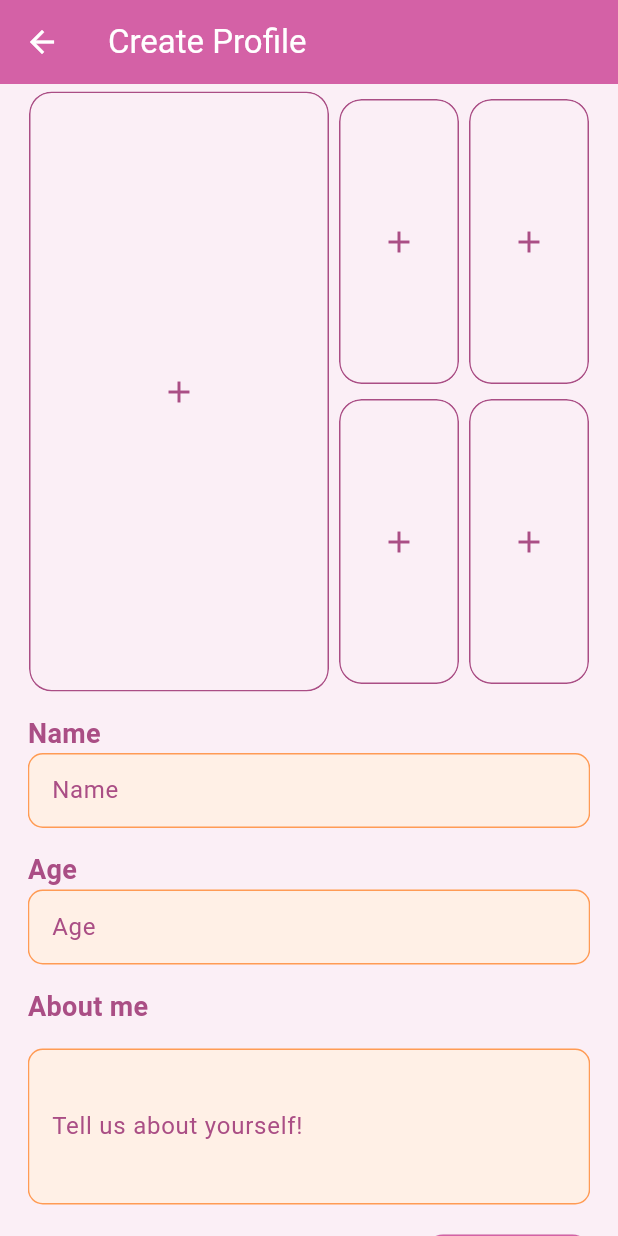
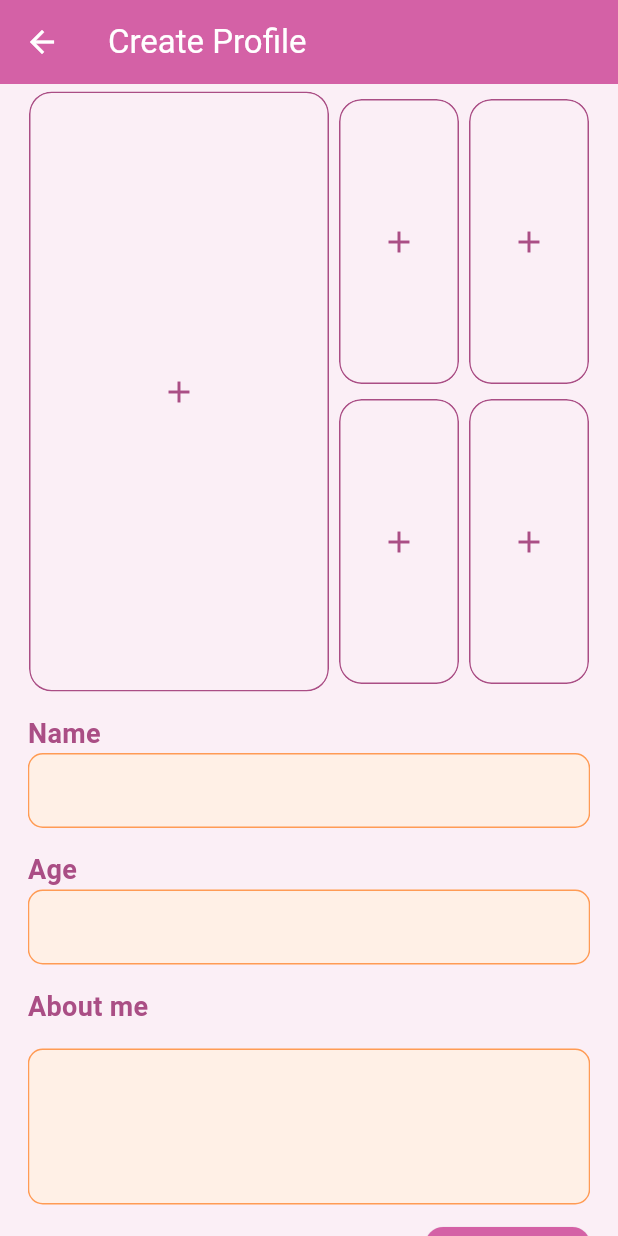
Before and after one commit to mayasaltzman/FNGR, a Flutter app: the CreateProfilePage screen opened directly, on a phone screen of 412 x 824 dp. Run offline on Flutter 3.47's test engine with Material 3 defaults, Android fonts, the phone set to English and light mode, and no system bars; our stand-ins replace cloud_firestore, firebase_auth, firebase_core, firebase_storage, geocoding, geolocator and 2 more; missing offline and left inert: flutter_chat_core, flutter_chat_ui; accounts and stored records are empty; Roboto replaces fonts that are missing (Gilroy-bold).

Commit message:
removed labels?

```diff
--- a/lib/pages/profile/create_profile_page.dart
+++ b/lib/pages/profile/create_profile_page.dart
@@ -232,6 +232,7 @@ class _ProfileFormState extends State<ProfileForm> {
         child: Form(
             key: _formKey,
             child: Column(
+              spacing: 15,
               crossAxisAlignment: CrossAxisAlignment.start,
               children: [
                 if (keyInfo) ...[
@@ -258,19 +259,15 @@ class _ProfileFormState extends State<ProfileForm> {
                           ],
                         ),
                       ]),
-                  const SizedBox(height: 15),
                   TextInputField(
                       controller: _nameController,
                       labelText: "Name",
                       textType: "Name"),
-                  const SizedBox(height: 15),
                   TextInputField(
                       controller: _ageController,
                       labelText: "Age",
                       textType: "Age"),
-                  const SizedBox(height: 15),
                   TextInputFieldLong(controller: _bioController),
-                  const SizedBox(height: 20),
                   Align(
                     alignment: Alignment.centerRight,
                     child: ElevatedButton(
@@ -281,33 +278,25 @@ class _ProfileFormState extends State<ProfileForm> {
                 ],
 
                 if (additionalInfo) ...[
-                  const SizedBox(height: 15),
                   TextInputField(
                       controller: _heightController,
                       labelText: "Height",
                       textType: "Height"),
-                  const SizedBox(height: 15),
                   MultiSelectDropdown(
                       controller: sexualityController, labelText: "Sexuality"),
-                  const SizedBox(height: 15),
                   MultiSelectDropdown(
                       controller: genderController,
                       labelText: "Gender Identity"),
-                  const SizedBox(height: 15),
                   MultiSelectDropdown(
                       controller: pronounController, labelText: "Pronouns"),
-                  const SizedBox(height: 15),
                   MultiSelectDropdown(
                       controller: sexualPrefController,
                       labelText: "Sexual Preferences"),
-                  const SizedBox(height: 15),
                   MultiSelectDropdown(
                       controller: genderPresentationController,
                       labelText: "Gender Presentation"),
-                  const SizedBox(height: 15),
                   MultiSelectDropdown(
                       controller: interestsController, labelText: "Interests"),
-                  const SizedBox(height: 15),
                   SingleSelectDropDown(
                     value: _relationshipStatus,
                     label: "Relationship Status",
@@ -317,7 +306,6 @@ class _ProfileFormState extends State<ProfileForm> {
                       });
                     },
                   ),
-                  const SizedBox(height: 15),
                   SingleSelectDropDown(
                     value: _relationshipStyle,
                     label: "Relationship Style",
@@ -336,7 +324,7 @@ class _ProfileFormState extends State<ProfileForm> {
                       });
                     },
                   ),
-                  const SizedBox(height: 20),
+                  const SizedBox(height: 10),
                   Row(
                       mainAxisAlignment: MainAxisAlignment.spaceBetween,
                       children: [
--- a/lib/pages/profile/widgets/text_input_widgets.dart
+++ b/lib/pages/profile/widgets/text_input_widgets.dart
@@ -62,7 +62,7 @@ class TextInputField extends StatelessWidget {
                 ),
                 filled: true,
                 fillColor: Theme.of(context).colorScheme.tertiaryContainer,
-                labelText: labelText,
+                //labelText: labelText,
                 labelStyle: TextStyle(
                     color: Theme.of(context).colorScheme.primaryFixed,
                     fontSize: 16)),
@@ -98,7 +98,6 @@ class TextInputFieldLong extends StatelessWidget {
                 color: Theme.of(context).colorScheme.primaryFixed,
                 fontSize: 16),
             decoration: InputDecoration(
-              labelText: "Tell us about yourself!",
               labelStyle: TextStyle(
                   color: Theme.of(context).colorScheme.primaryFixed,
                   fontSize: 16),
```
Also changed, not shown: lib/pages/profile/user_profile_page.dart (+19 -6 lines).
